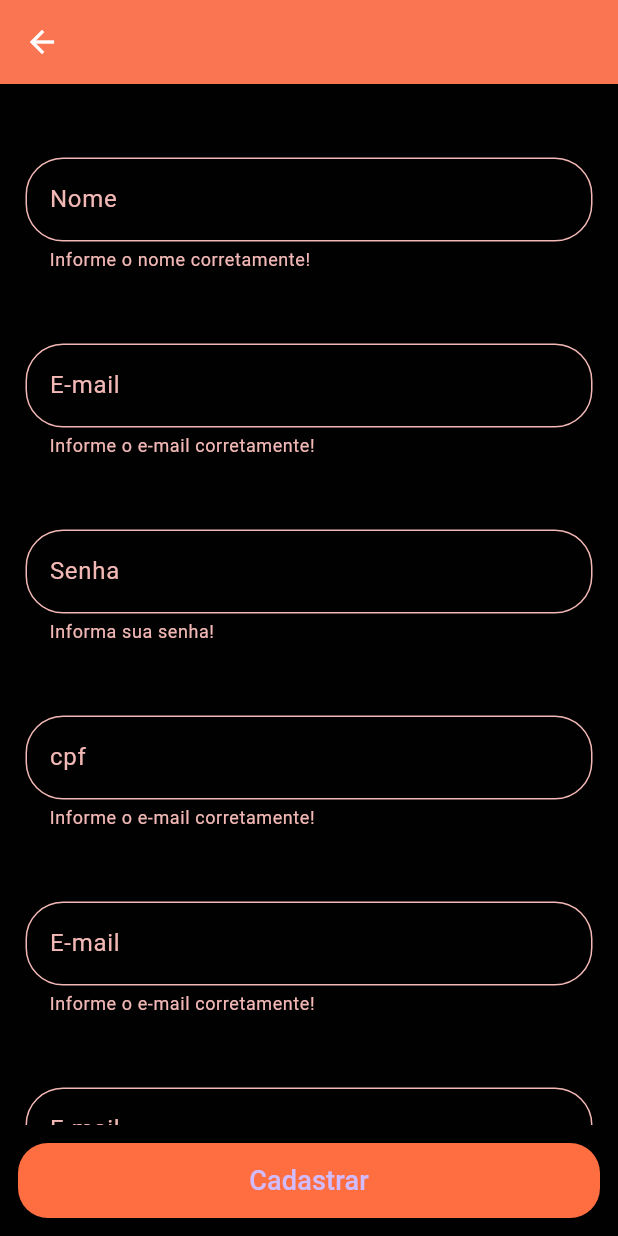
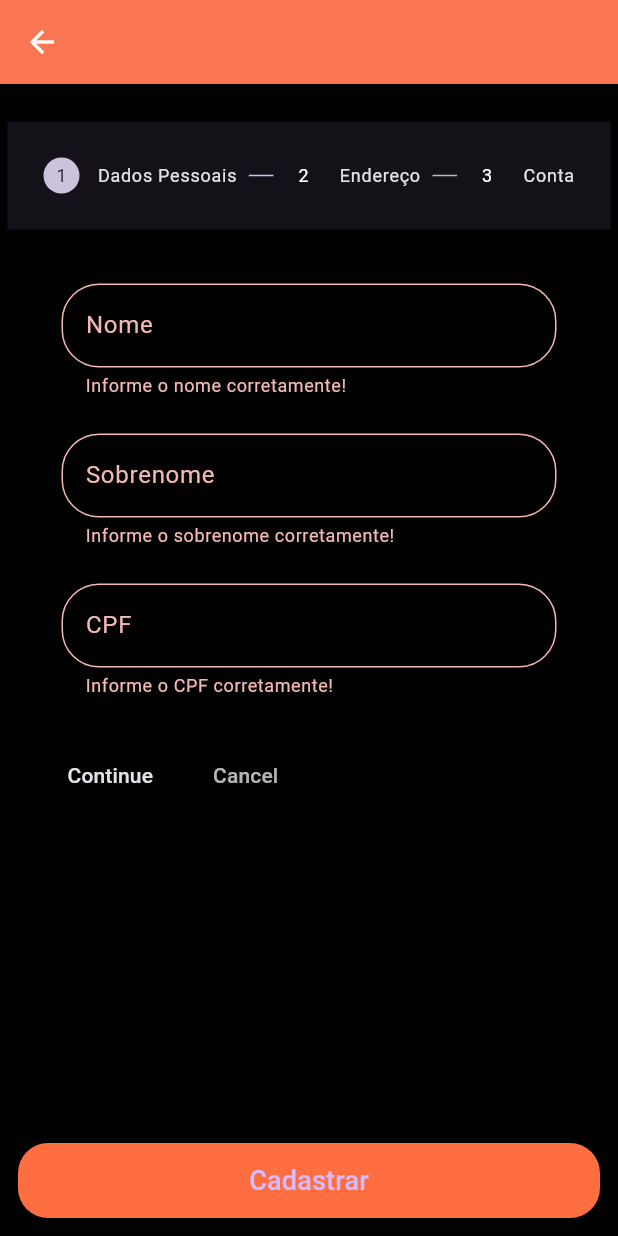
Before and after one commit to vitorlroma/joga_junto, a Flutter app: the SignUpScreen screen opened directly, after a tap on "Cadastrar", on a phone screen of 412 x 824 dp. Run offline on Flutter 3.47's test engine with Material 3 defaults, Android fonts, the phone set to English and light mode, and no system bars; drawn by our look-alikes of loading_overlay; our stand-ins replace cloud_firestore, firebase_auth, firebase_core, firebase_storage, flutter_riverpod, fpdart and 2 more; accounts and stored records are empty.

Commit message:
working on sign up form logic

```diff
--- a/lib/features/auth/screens/signup_screen.dart
+++ b/lib/features/auth/screens/signup_screen.dart
@@ -1,32 +1,37 @@
 import 'package:flutter/material.dart';
 import 'package:flutter_riverpod/flutter_riverpod.dart';
+import 'package:joga_junto/core/common/loader.dart';
 import 'package:joga_junto/features/auth/controller/auth_controller.dart';
+import 'package:joga_junto/features/auth/screens/login_screen.dart';
 import 'package:joga_junto/theme/pallete.dart';
-import 'package:loading_overlay/loading_overlay.dart';
+
+const formPadding = EdgeInsets.symmetric(horizontal: 12, vertical: 12);
 
 class SignUpScreen extends ConsumerStatefulWidget {
-  const SignUpScreen({Key? key}) : super(key: key);
+  const SignUpScreen({super.key});
   static String id = 'signup_screen';
 
   @override
   ConsumerState<SignUpScreen> createState() => _SignUpScreenState();
-
 }
 
 class _SignUpScreenState extends ConsumerState<SignUpScreen> {
   final _formKey = GlobalKey<FormState>();
   final _profilePic = 'TextEditingController()';
   final _name = TextEditingController();
+  final _surname = TextEditingController();
+  final _cpf = TextEditingController();
+  final _country = TextEditingController();
+  final _state = TextEditingController();
+  final _city = TextEditingController();
+  final _district = TextEditingController();
+  final _cep = TextEditingController();
+  final _street = TextEditingController();
+  final _houseNumber = TextEditingController();
   final _email = TextEditingController();
   final _password = TextEditingController();
-  final _cpf = TextEditingController();
-  final _street = TextEditingController();
-  final _houseNumber = TextEditingController();
-  final _district = TextEditingController();
-  final _cityState = 'TextEditingController()';
-  final _statistics = 'TextEditingController()';
-  // ignore: prefer_final_fields
-  bool _saving = false;
+  final _passwordConfirm = TextEditingController();
+  int currentStep = 0;
   // ignore: prefer_final_fields
   List<String> _address = [];
 
@@ -35,8 +40,8 @@ class _SignUpScreenState extends ConsumerState<SignUpScreen> {
     super.dispose();
   }
 
-  void signUp(BuildContext context){
-    ref.read(authControllerProvider).signUp(
+  void signUp(BuildContext context) {
+    ref.read(authControllerProvider.notifier).signUp(
         context,
         _profilePic,
         _name.text,
@@ -44,28 +49,89 @@ class _SignUpScreenState extends ConsumerState<SignUpScreen> {
         _password.text,
         _cpf.text,
         _address,
-      _cityState,
-      _statistics,
-      0
     );
   }
 
   @override
-  Widget build(BuildContext context) {
+  Widget build(BuildContext context,) {
+    final isLoading = ref.watch(authControllerProvider);
     return Scaffold(
-      appBar: AppBar(backgroundColor: Pallete.orangeColor,),
-      body: LoadingOverlay(
-        isLoading: _saving,
-        child: SingleChildScrollView(
-          child: Padding(
+      appBar: AppBar(
+        leading: BackButton(
+          onPressed: ()  {
+            Navigator.popAndPushNamed(context, LoginScreen.id);
+          },
+        ),
+        backgroundColor: Pallete.orangeColor,
+      ),
+      body: isLoading
+        ? const Loader()
+        :Padding(
         padding: const EdgeInsets.symmetric(horizontal: 5, vertical: 25),
         child: Form(
           key: _formKey,
-              child: Column(
-                mainAxisAlignment: MainAxisAlignment.center,
+          child: Stepper(
+            type: StepperType.horizontal,
+            currentStep: currentStep,
+            onStepCancel: () => currentStep == 0
+                ? null
+                : setState(() {
+                    currentStep -= 1;
+                  }),
+            onStepContinue: () {
+              bool isLastStep = (currentStep == _getSteps().length - 1);
+              if (isLastStep) {
+              } else {
+                setState(() {
+                  currentStep += 1;
+                });
+              }
+            },
+            onStepTapped: (step) => setState(() {
+              currentStep = step;
+            }),
+            steps: _getSteps(),
+          ),
+        ),
+      ),
+      bottomNavigationBar: Padding(
+        padding: formPadding,
+        child: ElevatedButton(
+          onPressed: () {
+            if (_formKey.currentState!.validate()) {}
+          },
+          style: ElevatedButton.styleFrom(
+            backgroundColor: Pallete.orangeColor,
+            minimumSize: const Size(double.infinity, 50),
+            shape: RoundedRectangleBorder(
+              borderRadius: BorderRadius.circular(20)
+            )
+          ),
+          child: const Padding(
+            padding: formPadding,
+            child: Text(
+              'Cadastrar',
+              style: TextStyle(fontSize: 18),
+            ),
+          ),
+        ),
+      ),
+    );
+  }
+
+  List<Step> _getSteps() {
+    return <Step>[
+      Step(
+        state: currentStep > 0 ? StepState.complete : StepState.indexed,
+        isActive: currentStep >= 0,
+        title: const Text('Dados Pessoais',
+          style: TextStyle(fontSize: 12,
+          ),
+        ),
+        content: Column(
           children: [
             Padding(
-                    padding: const EdgeInsets.symmetric(horizontal: 12, vertical: 24),
+              padding: formPadding,
               child: TextFormField(
                 controller: _name,
                 decoration: InputDecoration(
@@ -85,7 +151,209 @@ class _SignUpScreenState extends ConsumerState<SignUpScreen> {
               ),
             ),
             Padding(
-                    padding: const EdgeInsets.symmetric(horizontal: 12, vertical: 24),
+              padding: formPadding,
+              child: TextFormField(
+                controller: _surname,
+                decoration: InputDecoration(
+                  border: OutlineInputBorder(
+                    borderRadius: BorderRadius.circular(25.0),
+                    borderSide: const BorderSide(),
+                  ),
+                  labelText: 'Sobrenome',
+                ),
+                keyboardType: TextInputType.name,
+                validator: (value) {
+                  if (value!.isEmpty) {
+                    return 'Informe o sobrenome corretamente!';
+                  }
+                  return null;
+                },
+              ),
+            ),
+            Padding(
+              padding: formPadding,
+              child: TextFormField(
+                controller: _cpf,
+                decoration: InputDecoration(
+                  border: OutlineInputBorder(
+                    borderRadius: BorderRadius.circular(25.0),
+                    borderSide: const BorderSide(),
+                  ),
+                  labelText: 'CPF',
+                ),
+                keyboardType: TextInputType.emailAddress,
+                validator: (value) {
+                  if (value!.isEmpty) {
+                    return 'Informe o CPF corretamente!';
+                  }
+                  return null;
+                },
+              ),
+            ),
+          ],
+        ),
+      ),
+      Step(
+        state: currentStep > 1 ? StepState.complete : StepState.indexed,
+        isActive: currentStep >= 1,
+        title: const Text('Endereço',
+          style: TextStyle(fontSize: 12,),
+        ),
+        content: Column(
+          children: [
+            Padding(
+              padding: formPadding,
+              child: TextFormField(
+                controller: _country,
+                decoration: InputDecoration(
+                  border: OutlineInputBorder(
+                    borderRadius: BorderRadius.circular(25.0),
+                    borderSide: const BorderSide(),
+                  ),
+                  labelText: 'País',
+                ),
+                keyboardType: TextInputType.emailAddress,
+                validator: (value) {
+                  if (value!.isEmpty) {
+                    return 'Informe o país corretamente!';
+                  }
+                  return null;
+                },
+              ),
+            ),
+            Padding(
+              padding: formPadding,
+              child: TextFormField(
+                controller: _state,
+                decoration: InputDecoration(
+                  border: OutlineInputBorder(
+                    borderRadius: BorderRadius.circular(25.0),
+                    borderSide: const BorderSide(),
+                  ),
+                  labelText: 'Estado',
+                ),
+                keyboardType: TextInputType.emailAddress,
+                validator: (value) {
+                  if (value!.isEmpty) {
+                    return 'Informe o estado corretamente!';
+                  }
+                  return null;
+                },
+              ),
+            ),
+            Padding(
+              padding: formPadding,
+              child: TextFormField(
+                controller: _city,
+                decoration: InputDecoration(
+                  border: OutlineInputBorder(
+                    borderRadius: BorderRadius.circular(25.0),
+                    borderSide: const BorderSide(),
+                  ),
+                  labelText: 'Cidade',
+                ),
+                keyboardType: TextInputType.emailAddress,
+                validator: (value) {
+                  if (value!.isEmpty) {
+                    return 'Informe o cidade corretamente!';
+                  }
+                  return null;
+                },
+              ),
+            ),
+            Padding(
+              padding: formPadding,
+              child: TextFormField(
+                controller: _district,
+                decoration: InputDecoration(
+                  border: OutlineInputBorder(
+                    borderRadius: BorderRadius.circular(25.0),
+                    borderSide: const BorderSide(),
+                  ),
+                  labelText: 'Bairro',
+                ),
+                keyboardType: TextInputType.emailAddress,
+                validator: (value) {
+                  if (value!.isEmpty) {
+                    return 'Informe o bairro corretamente!';
+                  }
+                  return null;
+                },
+              ),
+            ),
+            Padding(
+              padding: formPadding,
+              child: TextFormField(
+                controller: _cep,
+                decoration: InputDecoration(
+                  border: OutlineInputBorder(
+                    borderRadius: BorderRadius.circular(25.0),
+                    borderSide: const BorderSide(),
+                  ),
+                  labelText: 'CEP',
+                ),
+                keyboardType: TextInputType.emailAddress,
+                validator: (value) {
+                  if (value!.isEmpty) {
+                    return 'Informe o CEP corretamente!';
+                  }
+                  return null;
+                },
+              ),
+            ),
+            Padding(
+              padding: formPadding,
+              child: TextFormField(
+                controller: _street,
+                decoration: InputDecoration(
+                  border: OutlineInputBorder(
+                    borderRadius: BorderRadius.circular(25.0),
+                    borderSide: const BorderSide(),
+                  ),
+                  labelText: 'Rua',
+                ),
+                keyboardType: TextInputType.emailAddress,
+                validator: (value) {
+                  if (value!.isEmpty) {
+                    return 'Informe a rua corretamente!';
+                  }
+                  return null;
+                },
+              ),
+            ),
+            Padding(
+              padding: formPadding,
+              child: TextFormField(
+                controller: _houseNumber,
+                decoration: InputDecoration(
+                  border: OutlineInputBorder(
+                    borderRadius: BorderRadius.circular(25.0),
+                    borderSide: const BorderSide(),
+                  ),
+                  labelText: 'Nº da casa',
+                ),
+                keyboardType: TextInputType.emailAddress,
+                validator: (value) {
+                  if (value!.isEmpty) {
+                    return 'Informe o número corretamente!';
+                  }
+                  return null;
+                },
+              ),
+            ),
+          ],
+        ),
+      ),
+      Step(
+        state: currentStep > 2 ? StepState.complete : StepState.indexed,
+        isActive: currentStep >= 2,
+        title: const Text('Conta',
+          style: TextStyle(fontSize: 12,),
+        ),
+        content: Column(
+          children: [
+            Padding(
+              padding: formPadding,
               child: TextFormField(
                 controller: _email,
                 decoration: InputDecoration(
@@ -105,7 +373,7 @@ class _SignUpScreenState extends ConsumerState<SignUpScreen> {
               ),
             ),
             Padding(
-                    padding: const EdgeInsets.symmetric(horizontal: 12, vertical: 24),
+              padding: formPadding,
               child: TextFormField(
                 controller: _password,
                 obscureText: true,
@@ -121,106 +389,30 @@ class _SignUpScreenState extends ConsumerState<SignUpScreen> {
                     return 'Informa sua senha!';
                   } else if (value.length < 6) {
                     return 'Sua senha deve ter no mínimo 6 caracteres';
+                  } else if (value.toString() != _passwordConfirm.text) {
+                    return 'As senhas devem ser iguais';
                   }
                   return null;
                 },
               ),
             ),
             Padding(
-                    padding: const EdgeInsets.symmetric(horizontal: 12, vertical: 24),
+              padding: formPadding,
               child: TextFormField(
-                      controller: _cpf,
+                controller: _passwordConfirm,
+                obscureText: true,
                 decoration: InputDecoration(
                   border: OutlineInputBorder(
                     borderRadius: BorderRadius.circular(25.0),
                     borderSide: const BorderSide(),
                   ),
-                        labelText: 'cpf',
+                  labelText: 'Confirme sua senha',
                 ),
-                      keyboardType: TextInputType.emailAddress,
                 validator: (value) {
                   if (value!.isEmpty) {
-                          return 'Informe o e-mail corretamente!';
-                        }
-                        return null;
-                      },
-                    ),
-                  ),
-                  Padding(
-                    padding: const EdgeInsets.symmetric(horizontal: 12, vertical: 24),
-                    child: TextFormField(
-                      controller: _email,
-                      decoration: InputDecoration(
-                        border: OutlineInputBorder(
-                          borderRadius: BorderRadius.circular(25.0),
-                          borderSide: const BorderSide(),
-                        ),
-                        labelText: 'E-mail',
-                      ),
-                      keyboardType: TextInputType.emailAddress,
-                      validator: (value) {
-                        if (value!.isEmpty) {
-                          return 'Informe o e-mail corretamente!';
-                        }
-                        return null;
-                      },
-                    ),
-                  ),
-                  Padding(
-                    padding: const EdgeInsets.symmetric(horizontal: 12, vertical: 24),
-                    child: TextFormField(
-                      controller: _email,
-                      decoration: InputDecoration(
-                        border: OutlineInputBorder(
-                          borderRadius: BorderRadius.circular(25.0),
-                          borderSide: const BorderSide(),
-                        ),
-                        labelText: 'E-mail',
-                      ),
-                      keyboardType: TextInputType.emailAddress,
-                      validator: (value) {
-                        if (value!.isEmpty) {
-                          return 'Informe o e-mail corretamente!';
-                        }
-                        return null;
-                      },
-                    ),
-                  ),
-                  Padding(
-                    padding: const EdgeInsets.symmetric(horizontal: 12, vertical: 24),
-                    child: TextFormField(
-                      controller: _email,
-                      decoration: InputDecoration(
-                        border: OutlineInputBorder(
-                          borderRadius: BorderRadius.circular(25.0),
-                          borderSide: const BorderSide(),
-                        ),
-                        labelText: 'E-mail',
-                      ),
-                      keyboardType: TextInputType.emailAddress,
-                      validator: (value) {
-                        if (value!.isEmpty) {
-                          return 'Informe o e-mail corretamente!';
-                        }
-                        return null;
-                      },
-                    ),
-                  ),
-                  Padding(
-                    padding: const EdgeInsets.symmetric(horizontal: 12, vertical: 24),
-                    child: TextFormField(
-                      controller: _email,
-                      decoration: InputDecoration(
-                        border: OutlineInputBorder(
-                          borderRadius: BorderRadius.circular(25.0),
-                          borderSide: const BorderSide(),
-                        ),
-                        labelText: 'E-mail',
-                      ),
-                      keyboardType: TextInputType.emailAddress,
-                      validator: (value) {
-                        if (value!.isEmpty) {
-                          return 'Informe o e-mail corretamente!';
+                    return 'Informa sua senha!';
+                  } else if (value.toString() != _password.text) {
+                    return 'As senhas devem ser iguais';
                   }
                   return null;
                 },
@@ -229,32 +421,6 @@ class _SignUpScreenState extends ConsumerState<SignUpScreen> {
           ],
         ),
       ),
-          ),
-        )
-      ),
-      bottomNavigationBar: Padding(
-        padding: const EdgeInsets.symmetric(horizontal: 12, vertical: 12),
-        child: ElevatedButton(
-          onPressed: () {
-            if (_formKey.currentState!.validate()) {
-            }
-          },
-          style: ElevatedButton.styleFrom(
-            backgroundColor: Pallete.orangeColor,
-            minimumSize: const Size(double.infinity, 50),
-            shape: RoundedRectangleBorder(
-            borderRadius: BorderRadius.circular(20)
-            )
-          ),
-          child: const Padding(
-            padding: EdgeInsets.symmetric(horizontal: 12, vertical: 12),
-            child: Text(
-              'Cadastrar',
-              style: TextStyle(fontSize: 18),
-            ),
-          ),
-        ),
-      ),
-    );
+    ];
   }
 }
```
Lines whose indentation alone changed are shown as unchanged.
